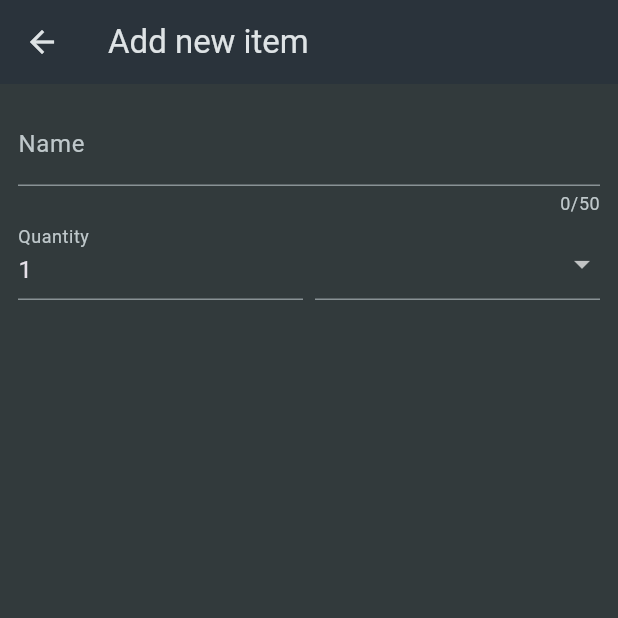
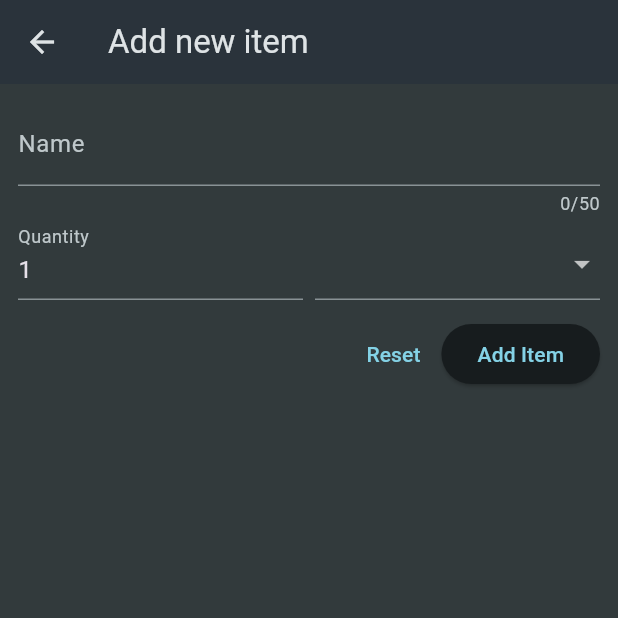
Before and after one commit to Jalo1982/SHOPPING_LIST, a Flutter app: the NewItem screen opened directly, on a phone screen of 412 x 824 dp, the top half of it. Run offline on Flutter 3.47's test engine with Material 3 defaults, Android fonts, the phone set to English and light mode, and no system bars.

Commit message:
Added Buttons to a form

```diff
--- a/lib/widgets/new_item.dart
+++ b/lib/widgets/new_item.dart
@@ -64,6 +64,20 @@ class _NewItemState extends State<NewItem> {
                   ),
                 ],
               ),
+              const SizedBox(height: 12),
+              Row(
+                mainAxisAlignment: MainAxisAlignment.end,
+                children: [
+                  TextButton(
+                    onPressed: () {},
+                    child: const Text('Reset'),
+                  ),
+                  ElevatedButton(
+                    onPressed: () {},
+                    child: const Text('Add Item'),
+                  )
+                ],
+              )
             ],
           ),
         ),
```
